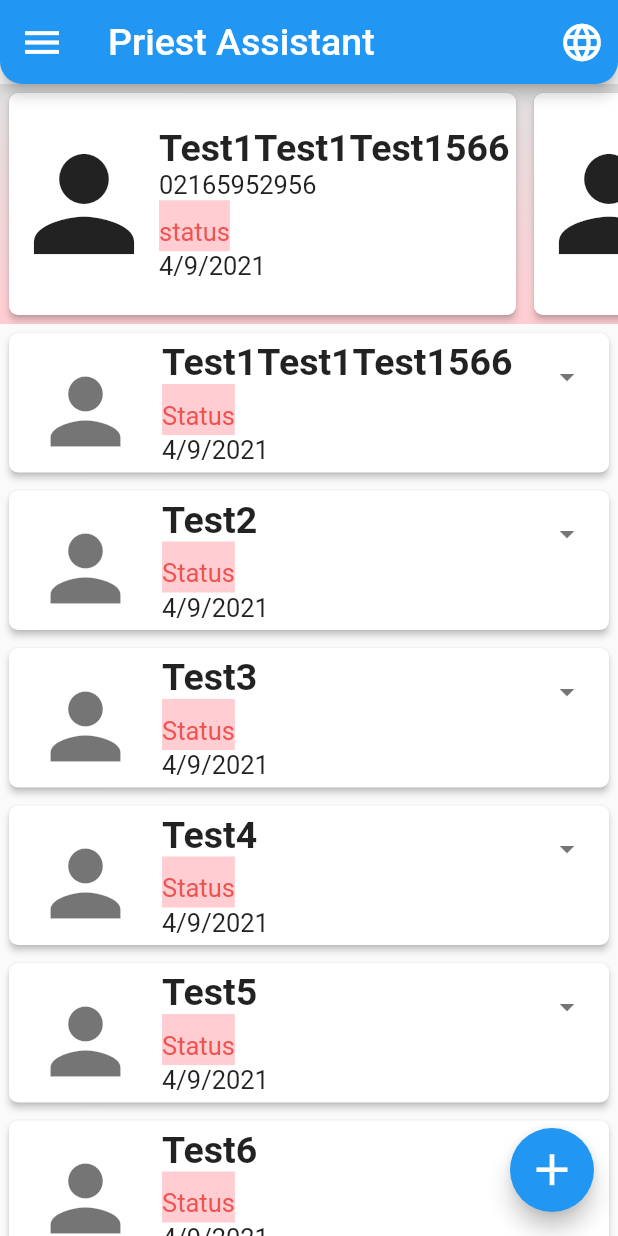
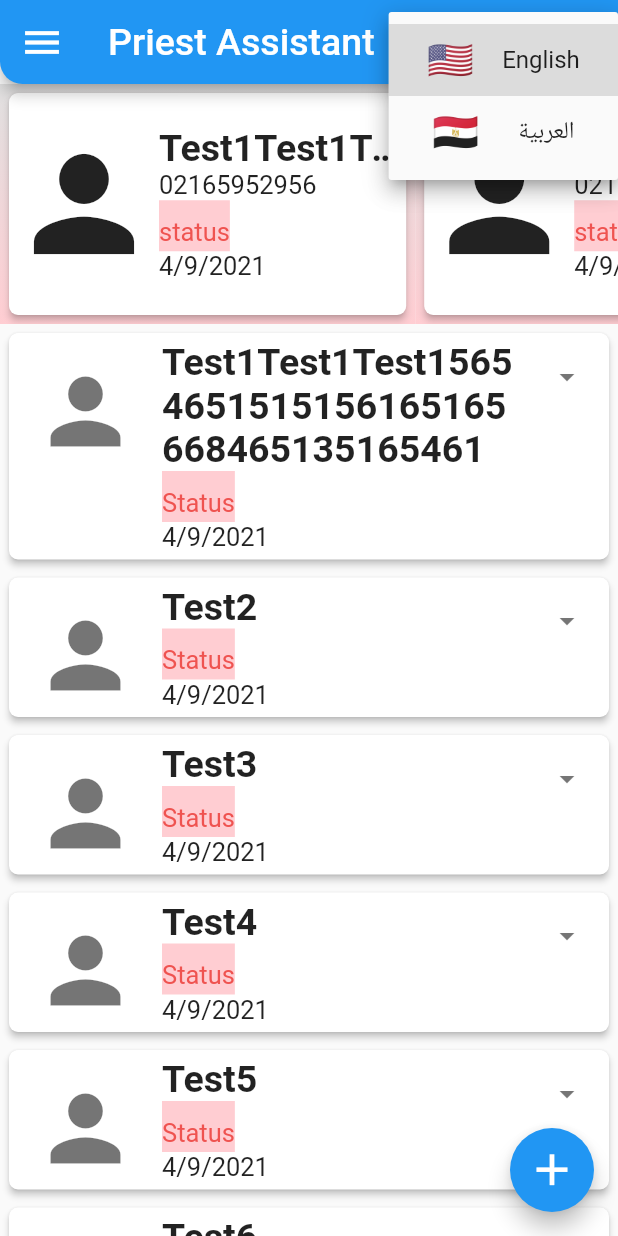
Before and after one commit to MagdyYacoub1/Priest_Assistant, a Flutter app: the screen it shows after launch, after a tap on the "language" icon, on a phone screen of 412 x 824 dp. Run offline on Flutter 3.47's test engine with Material 2 defaults, Android fonts, the phone set to English and light mode, and no system bars; our stand-ins replace hive, shared_preferences; accounts and stored records are empty; generated files the repository leaves out were written again.

Commit message:
Added internationalization support for Arabic and English languages. Added provider package for state management. Added the initial files for hive database and prepared my model class. Huge refactoring for the main.dart file and home_page.dart file. Solving text overflow problem for the tiles in the home screen.

```diff
--- a/lib/entities/confessor.dart
+++ b/lib/entities/confessor.dart
@@ -1,13 +1,24 @@
 import 'package:flutter/material.dart';
 import 'package:intl/intl.dart';
+import 'package:hive/hive.dart';
 
+part 'confessor.g.dart';
+
+@HiveType(typeId: 0)
 class Confessor {
+  @HiveField(0)
   var photo;
+  @HiveField(1)
   String name;
+  @HiveField(2)
   String notes;
+  @HiveField(3)
   String phone;
+  @HiveField(4)
   String address;
+  @HiveField(5)
   DateTime lastConfessDate;
+  @HiveField(6)
   String email;
 
   Confessor({ this.photo,@required this.name, this.notes, this.phone,
--- /dev/null
+++ b/lib/localization/language.dart
@@ -0,0 +1,15 @@
+class Language{
+  final int id;
+  final String name;
+  final String flag;
+  final String languageCode;
+
+  Language({this.id, this.name, this.flag, this.languageCode});
+
+  static List<Language> languageList(){
+    return <Language>[
+      Language(id: 1, name: 'English',flag: '🇺🇸',languageCode: 'en'),
+      Language(id: 2, name: 'العربية', flag: '🇪🇬', languageCode: 'ar')
+    ];
+  }
+}
--- /dev/null
+++ b/lib/localization/localization_constants.dart
@@ -0,0 +1,12 @@
+import 'package:flutter/material.dart';
+import '../localization/my_localization.dart';
+
+
+String getTranslated(BuildContext context, String key){
+  return MyLocalization.of(context).getTranslatedValue(key);
+}
+
+
+// language Code
+const String English = "en";
+const String Arabic = "ar";
--- /dev/null
+++ b/lib/localization/my_localization.dart
@@ -0,0 +1,81 @@
+import 'dart:convert';
+import 'package:flutter/material.dart';
+import 'package:flutter/services.dart';
+import 'package:priest_assistant/localization/localization_constants.dart';
+import 'package:shared_preferences/shared_preferences.dart';
+
+
+class MyLocalization extends ChangeNotifier{
+  Locale locale;
+  static Map<String, String> _localizedValues;
+
+  MyLocalization.withLocal(this.locale);
+  MyLocalization.withoutLocal();
+
+  static MyLocalization of(BuildContext cont) {
+    return Localizations.of<MyLocalization>(cont, MyLocalization);
+  }
+
+  Future load() async {
+    String jsonStringValues = await rootBundle
+        .loadString('lib/localization/languages/${locale.languageCode}.json');
+
+    Map<String, dynamic> mappedJson = json.decode(jsonStringValues);
+
+    _localizedValues =
+        mappedJson.map((key, value) => MapEntry(key, value.toString()));
+  }
+
+  String getTranslatedValue(String key) {
+      return _localizedValues[key];
+  }
+
+  //static
+  static const LocalizationsDelegate<MyLocalization> delegate =
+      _MyLocalizationDelegate();
+
+
+  void setLocale(String languageCode) async{
+    SharedPreferences _pref = await SharedPreferences.getInstance();
+    await _pref.setString("languageCode", languageCode);
+    _changeLanguage(languageCode);
+    notifyListeners();
+  }
+
+  Locale _changeLanguage(String languageCode) {
+    Locale _temp;
+    if (languageCode == 'ar') {
+      _temp = Locale(Arabic, 'EG');
+    } else {
+      _temp = Locale(English, 'US');
+    }
+    return this.locale = _temp;
+  }
+
+
+  Future<Locale> getLocale() async{
+    SharedPreferences _pref = await SharedPreferences.getInstance();
+    String languageCode = _pref.getString("languageCode") ?? English;
+    return _changeLanguage(languageCode);
+  }
+
+}
+
+
+
+class _MyLocalizationDelegate extends LocalizationsDelegate<MyLocalization> {
+  const _MyLocalizationDelegate();
+
+  @override
+  bool isSupported(Locale locale) => [English, Arabic].contains(locale.languageCode);
+
+  @override
+  Future<MyLocalization> load(Locale locale) async {
+    MyLocalization localization = new MyLocalization.withLocal(locale);
+    await localization.load();
+    return localization;
+  }
+
+  @override
+  bool shouldReload(_MyLocalizationDelegate old) => false;
+}
--- a/lib/main.dart
+++ b/lib/main.dart
@@ -1,174 +1,108 @@
 import 'package:flutter/material.dart';
+import 'package:flutter/rendering.dart';
+import 'package:flutter_localizations/flutter_localizations.dart';
+import 'package:priest_assistant/localization/localization_constants.dart';
+import 'package:priest_assistant/localization/my_localization.dart';
+import 'package:hive/hive.dart';
+import 'package:path_provider/path_provider.dart' as path_provider;
+import 'package:provider/provider.dart';
+
 import './widgets/custom_drawer.dart';
-import './widgets/tile_widget_horizontal.dart';
-import './widgets/tile_widget.dart';
+import './pages/home_page.dart';
 import './entities/confessor.dart';
 
-void main() {
-  runApp(MyApp());
+void main() async {
+  WidgetsFlutterBinding.ensureInitialized();
+  final appDocumentDir = await path_provider.getApplicationDocumentsDirectory();
+  Hive.init(appDocumentDir.path);
+  Hive.registerAdapter(ConfessorAdapter());
+  runApp(ChangeNotifierProvider(
+    create: (context) => MyLocalization.withoutLocal(),
+    child: MyApp(),
+  ));
 }
 
-class MyApp extends StatelessWidget {
+class MyApp extends StatefulWidget {
   // This widget is the root of your application.
   @override
+  _MyAppState createState() => _MyAppState();
+}
+
+class _MyAppState extends State<MyApp> {
+  @override
   Widget build(BuildContext context) {
-    AppBar appBar = AppBar(
-      title: Text(
-        'Priest Assistant',
-        style: TextStyle(
-          fontSize: 25,
-        ),
-      ),
-      shape: RoundedRectangleBorder(
-        borderRadius: BorderRadius.vertical(
-          bottom: Radius.circular(15),
-        ),
-      ),
-      actions: [
-        IconButton(
-          onPressed: () {},
-          icon: Icon(
-            Icons.language,
-            size: 30,
-            color: Colors.white,
-          ),
-        )
-      ],
-      leading: Builder(
-        builder: (context) {
-          return IconButton(
-            icon: Icon(
-              Icons.menu,
-              size: 30,
-            ),
-            onPressed: () => CustomDrawer.of(context).toggle(),
-          );
-        },
-      ),
-    );
-    Widget child = HomePage(appBar: appBar);
+    Widget child = HomePage();
     child = CustomDrawer(child: child);
-    return MaterialApp(
-      title: 'Priest Assistant',
-      home: child,
+    return FutureBuilder(
+      future: Provider.of<MyLocalization>(context).getLocale(),
+      builder: (context, snapshot) {
+        switch (snapshot.connectionState) {
+          case ConnectionState.none:
+          case ConnectionState.waiting:
+            //TODO: implement loading page ///
+            return CircularProgressIndicator();
+          case ConnectionState.done:
+            if (snapshot.hasError) {
+              // Return some error widget
+              return Text('Error: ${snapshot.error}');
+            } else {
+              Locale fetchedLocale = snapshot.data;
+              return MaterialApp(
+                locale: fetchedLocale,
+                localizationsDelegates: [
+                  // app-specific localization delegate[s] here
+                  MyLocalization.delegate,
+                  GlobalMaterialLocalizations.delegate,
+                  GlobalWidgetsLocalizations.delegate,
+                  GlobalCupertinoLocalizations.delegate,
+                ],
+                supportedLocales: [
+                  const Locale(English, 'US'),
+                  // English, United States country code
+                  const Locale(Arabic, 'EG'),
+                  // Arabic, Egypt country code
+                ],
+                localeResolutionCallback: (deviceLocale, supportedLocales) {
+                  for (var locale in supportedLocales) {
+                    if (locale.languageCode == deviceLocale?.languageCode &&
+                        locale.countryCode == deviceLocale?.countryCode) {
+                      return locale;
+                    }
+                  }
+                  return supportedLocales.first;
+                },
+                title: 'appBar_title',
+                debugShowCheckedModeBanner: false,
+                home: FutureBuilder(
+                  future: Hive.openBox('confessors'),
+                  builder: (context, snapshot) {
+                    if (snapshot.connectionState == ConnectionState.done) {
+                      if (snapshot.hasError)
+                        //TODO: implement error page /
+                        return Text(snapshot.error.toString());
+                      else
+                        return child;
+                    }
+                    // Although opening a Box takes a very short time,
+                    // we still need to return something before the Future completes.
+                    else
+                      //TODO: implement loading page ///
+                      return Scaffold();
+                  },
+                ),
+              );
+            }
+            break;
+          default:
+            return null;
+        }
+      },
     );
   }
-}
-
-class HomePage extends StatefulWidget {
-  final AppBar appBar;
-
-  HomePage({Key key, @required this.appBar}) : super(key: key);
 
   @override
-  _HomePageState createState() => _HomePageState();
-}
-
-class _HomePageState extends State<HomePage> {
-  final List<Confessor> confessors = [
-    Confessor(
-        photo: "Null",
-        name: 'Test1Test1Test1566',
-        notes: 'test',
-        phone: '02165952956',
-        address: 'test',
-        lastConfessDate: DateTime.now()),
-    Confessor(
-        photo: "Null",
-        name: 'Test2',
-        notes: 'test',
-        phone: '02165952956',
-        address: 'test',
-        lastConfessDate: DateTime.now()),
-    Confessor(
-        photo: "Null",
-        name: 'Test3',
-        notes: 'test',
-        phone: '02165952956',
-        address: 'test',
-        lastConfessDate: DateTime.now()),
-    Confessor(
-        photo: "Null",
-        name: 'Test4',
-        notes: 'test',
-        phone: '02165952956',
-        address: 'test',
-        lastConfessDate: DateTime.now()),
-    Confessor(
-        photo: "Null",
-        name: 'Test5',
-        notes: 'test',
-        phone: '02165952956',
-        address: 'test',
-        lastConfessDate: DateTime.now()),
-    Confessor(
-        photo: "Null",
-        name: 'Test6',
-        notes: 'test',
-        phone: '02165952956',
-        address: 'test',
-        lastConfessDate: DateTime.now()),
-    Confessor(
-        photo: "Null",
-        name: 'Test7',
-        notes: 'test',
-        phone: '02165952956',
-        address: 'test',
-        lastConfessDate: DateTime.now()),
-    Confessor(
-        photo: "Null",
-        name: 'Test8',
-        notes: 'test',
-        phone: '02165952956',
-        address: 'test',
-        lastConfessDate: DateTime.now()),
-    Confessor(
-        photo: "Null",
-        name: 'Test9',
-        notes: 'test',
-        phone: '02165952956',
-        address: 'test',
-        lastConfessDate: DateTime.now()),
-  ];
-
-  @override
-  Widget build(BuildContext context) {
-    return Scaffold(
-      appBar: widget.appBar,
-      floatingActionButton: FloatingActionButton(
-        onPressed: () {},
-        child: Icon(
-          Icons.add,
-          size: 35,
-        ),
-      ),
-      body: SingleChildScrollView(
-        child: Column(
-          mainAxisSize: MainAxisSize.min,
-          children: [
-            SizedBox(
-              height: 160,
-              child: ListView.builder(
-                scrollDirection: Axis.horizontal,
-                itemBuilder: (context, index) {
-                  return TileWidgetHorizontal(confessors, index);
-                },
-                itemCount: confessors.length,
-              ),
-            ),
-            Flexible(
-              child: ListView.builder(
-                physics: NeverScrollableScrollPhysics(),
-                shrinkWrap: true,
-                itemBuilder: (context, index) {
-                  return TileWidget(confessors, index);
-                },
-                itemCount: confessors.length,
-              ),
-            ),
-          ],
-        ),
-      ),
-    );
+  void dispose() {
+    Hive.close();
+    super.dispose();
   }
 }
--- /dev/null
+++ b/lib/pages/home_page.dart
@@ -0,0 +1,124 @@
+import 'package:flutter/material.dart';
+import 'package:priest_assistant/widgets/appBar_Builder.dart';
+
+
+import '../widgets/tile_widget_horizontal.dart';
+import '../widgets/tile_widget.dart';
+import '../entities/confessor.dart';
+
+class HomePage extends StatefulWidget {
+  HomePage({Key key}) : super(key: key);
+
+  @override
+  _HomePageState createState() => _HomePageState();
+}
+
+class _HomePageState extends State<HomePage> {
+
+  final List<Confessor> confessors = [
+    Confessor(
+        photo: "Null",
+        name: 'Test1Test1Test15654651515156165165668465135165461',
+        notes: 'testslndvljdnfjdfnkvsvnsnlvjsbjkvsndlvbsdkvnlskdjvlksnvjsndlkvnsdkvnlslvksnlsnvjnfdvklsndvjksbkdvlsdnvlsdvkjsnldkvsdnvlsnvj',
+        phone: '02165952956',
+        address: 'test',
+        lastConfessDate: DateTime.now()),
+    Confessor(
+        photo: "Null",
+        name: 'Test2',
+        notes: 'test',
+        phone: '02165952956',
+        address: 'test',
+        lastConfessDate: DateTime.now()),
+    Confessor(
+        photo: "Null",
+        name: 'Test3',
+        notes: 'test',
+        phone: '02165952956',
+        address: 'test',
+        lastConfessDate: DateTime.now()),
+    Confessor(
+        photo: "Null",
+        name: 'Test4',
+        notes: 'test',
+        phone: '02165952956',
+        address: 'test',
+        lastConfessDate: DateTime.now()),
+    Confessor(
+        photo: "Null",
+        name: 'Test5',
+        notes: 'test',
+        phone: '02165952956',
+        address: 'test',
+        lastConfessDate: DateTime.now()),
+    Confessor(
+        photo: "Null",
+        name: 'Test6',
+        notes: 'test',
+        phone: '02165952956',
+        address: 'test',
+        lastConfessDate: DateTime.now()),
+    Confessor(
+        photo: "Null",
+        name: 'Test7',
+        notes: 'test',
+        phone: '02165952956',
+        address: 'test',
+        lastConfessDate: DateTime.now()),
+    Confessor(
+        photo: "Null",
+        name: 'Test8',
+        notes: 'test',
+        phone: '02165952956',
+        address: 'test',
+        lastConfessDate: DateTime.now()),
+    Confessor(
+        photo: "Null",
+        name: 'Test9',
+        notes: 'test',
+        phone: '02165952956',
+        address: 'test',
+        lastConfessDate: DateTime.now()),
+  ];
+
+  @override
+  Widget build(BuildContext context) {
+    return Scaffold(
+      appBar: CustomAppBar(),
+      floatingActionButton: FloatingActionButton(
+        onPressed: () {},
+        child: Icon(
+          Icons.add,
+          size: 35,
+        ),
+      ),
+      body: SingleChildScrollView(
+        child: Column(
+          mainAxisSize: MainAxisSize.min,
+          children: [
+            SizedBox(
+              height: 160,
+              child: ListView.builder(
+                scrollDirection: Axis.horizontal,
+                itemBuilder: (context, index) {
+                  return TileWidgetHorizontal(confessors, index);
+                },
+                itemCount: confessors.length,
+              ),
+            ),
+            Flexible(
+              child: ListView.builder(
+                physics: NeverScrollableScrollPhysics(),
+                shrinkWrap: true,
+                itemBuilder: (context, index) {
+                  return TileWidget(confessors, index);
+                },
+                itemCount: confessors.length,
+              ),
+            ),
+          ],
+        ),
+      ),
+    );
+  }
+}
--- /dev/null
+++ b/lib/widgets/appBar_Builder.dart
@@ -0,0 +1,71 @@
+import 'package:flutter/material.dart';
+import 'package:priest_assistant/localization/language.dart';
+import 'package:priest_assistant/localization/my_localization.dart';
+import 'package:provider/provider.dart';
+
+import '../widgets/custom_drawer.dart';
+
+class CustomAppBar extends StatelessWidget implements PreferredSizeWidget {
+  @override
+  Size get preferredSize => new Size.fromHeight(AppBar().preferredSize.height);
+
+  @override
+  Widget build(BuildContext context) {
+    return AppBar(
+      title: Text(
+        MyLocalization.of(context).getTranslatedValue('appBar_title'),
+        style: TextStyle(
+          fontSize: 25,
+        ),
+      ),
+      shape: RoundedRectangleBorder(
+        borderRadius: BorderRadius.vertical(
+          bottom: Radius.circular(15),
+        ),
+      ),
+      actions: [
+        Padding(
+          padding: const EdgeInsets.all(8.0),
+          child: DropdownButton(
+            onChanged: (Language language) {
+              Provider.of<MyLocalization>(context, listen: false)
+                  .setLocale(language.languageCode);
+            },
+            underline: SizedBox(),
+            items: Language.languageList()
+                .map<DropdownMenuItem<Language>>((lang) => DropdownMenuItem(
+              value: lang,
+              child: Row(
+                mainAxisAlignment: MainAxisAlignment.spaceAround,
+                children: [
+                  Text(
+                    lang.flag,
+                    style: TextStyle(fontSize: 25),
+                  ),
+                  Text(lang.name),
+                ],
+              ),
+            ))
+                .toList(),
+            icon: Icon(
+              Icons.language,
+              size: 30,
+              color: Colors.white,
+            ),
+          ),
+        )
+      ],
+      leading: Builder(
+        builder: (context) {
+          return IconButton(
+            icon: Icon(
+              Icons.menu,
+              size: 30,
+            ),
+            onPressed: () => CustomDrawer.of(context).toggle(),
+          );
+        },
+      ),
+    );
+  }
+}
--- a/lib/widgets/drawer_ list.dart
+++ b/lib/widgets/drawer_ list.dart
@@ -17,7 +17,7 @@ class MyDrawer extends StatelessWidget {
                   left: 15,
                 ),
                 child: Text(
-                  'Priest',
+                  'priest',
                   style: TextStyle(
                     fontSize: 50,
                     color: Colors.white,
@@ -29,7 +29,7 @@ class MyDrawer extends StatelessWidget {
                   left: 15,
                 ),
                 child: Text(
-                  'Assistant',
+                  'assistant',
                   style: TextStyle(
                     fontSize: 50,
                     fontWeight: FontWeight.bold,
--- a/lib/widgets/tile_expansion.dart
+++ b/lib/widgets/tile_expansion.dart
@@ -1,4 +1,5 @@
 import 'package:flutter/material.dart';
+import 'package:priest_assistant/localization/localization_constants.dart';
 import '../entities/confessor.dart';
 
 class TileExpansion extends StatelessWidget {
@@ -9,6 +10,7 @@ class TileExpansion extends StatelessWidget {
 
   @override
   Widget build(BuildContext context) {
+    final mediaQuery = MediaQuery.of(context);
     return Container(
       decoration: BoxDecoration(
           gradient: LinearGradient(
@@ -29,8 +31,20 @@ class TileExpansion extends StatelessWidget {
               Column(
                 crossAxisAlignment: CrossAxisAlignment.start,
                 children: [
+                  Container(
+                    width: mediaQuery.size.width * 0.7,
+                    child: Text(
+                      '${getTranslated(context, 'email')}: Magdy.demo@mail.com',
+                      style: TextStyle(
+                        fontSize: 20,
+                      ),
+                    ),
+                  ),
+                  SizedBox(
+                    height: 15.0,
+                  ),
                   Text(
-                    'Email: Magdy.demo@mail.com',
+                    '${getTranslated(context, 'phone')}: ${myConfessors.phone}',
                     style: TextStyle(
                       fontSize: 20,
                     ),
@@ -38,19 +52,13 @@ class TileExpansion extends StatelessWidget {
                   SizedBox(
                     height: 15.0,
                   ),
-                  Text(
-                    'Phone : ${myConfessors.phone}',
-                    style: TextStyle(
-                      fontSize: 20,
-                    ),
-                  ),
-                  SizedBox(
-                    height: 15.0,
-                  ),
-                  Text(
-                    'Note: ${myConfessors.notes}',
-                    style: TextStyle(
-                      fontSize: 20,
+                  Container(
+                    width: mediaQuery.size.width * 0.7,
+                    child: Text(
+                      '${getTranslated(context, 'note')}: ${myConfessors.notes}',
+                      style: TextStyle(
+                        fontSize: 20,
+                      ),
                     ),
                   ),
                 ],
@@ -70,7 +78,6 @@ class TileExpansion extends StatelessWidget {
                       Text(
                         '5',
                         style: TextStyle(
-                          color: Colors.black,
                           fontSize: 30,
                         ),
                       ),
--- a/lib/widgets/tile_widget.dart
+++ b/lib/widgets/tile_widget.dart
@@ -11,6 +11,7 @@ class TileWidget extends StatelessWidget {
 
   @override
   Widget build(BuildContext context) {
+    final mediaQuery = MediaQuery.of(context);
     return Container(
       padding: EdgeInsets.all(2),
       child: Card(
@@ -23,11 +24,14 @@ class TileWidget extends StatelessWidget {
             Icons.person,
             size: 70,
           ),
-          title: Text(
-            myConfessors[index].name,
-            style: TextStyle(
-              fontSize: 25,
-              fontWeight: FontWeight.bold,
+          title: Container(
+            width: mediaQuery.size.width * 0.7,
+            child: Text(
+              myConfessors[index].name,
+              style: TextStyle(
+                fontSize: 25,
+                fontWeight: FontWeight.bold,
+              ),
             ),
           ),
           subtitle: RichText(
--- a/lib/widgets/tile_widget_horizontal.dart
+++ b/lib/widgets/tile_widget_horizontal.dart
@@ -10,14 +10,16 @@ class TileWidgetHorizontal extends StatelessWidget {
 
   @override
   Widget build(BuildContext context) {
+    final mediaQuery = MediaQuery.of(context);
     return Container(
+      constraints: BoxConstraints(
+        minWidth: mediaQuery.size.width * 0.5,
+      ),
       decoration: BoxDecoration(
           gradient: LinearGradient(
               begin: Alignment.topCenter,
               end: Alignment.bottomCenter,
-              colors: [Color(0xFFE0E0E0), Color(0xFFFFCDD2)])
-      ),
-      width: 350,
+              colors: [Color(0xFFE0E0E0), Color(0xFFFFCDD2)])),
       padding: EdgeInsets.all(2),
       child: Card(
         shape: RoundedRectangleBorder(
@@ -35,11 +37,16 @@ class TileWidgetHorizontal extends StatelessWidget {
               mainAxisAlignment: MainAxisAlignment.center,
               crossAxisAlignment: CrossAxisAlignment.start,
               children: [
-                Text(
-                  myConfessors[index].name,
-                  style: TextStyle(
-                    fontSize: 25,
-                    fontWeight: FontWeight.bold,
+                Container(
+                  width: mediaQuery.size.width * 0.40,
+                  child: Text(
+                    myConfessors[index].name,
+                    overflow: TextOverflow.ellipsis,
+                    style: TextStyle(
+
+                      fontSize: 25,
+                      fontWeight: FontWeight.bold,
+                    ),
                   ),
                 ),
                 Text(
```
Also changed, not shown: lib/localization/languages/ar.json (added, +11 -0 lines), lib/localization/languages/en.json (added, +11 -0 lines), pubspec.yaml (+13 -3 lines), lib/entities/confessor.g.dart (added), pubspec.lock.
